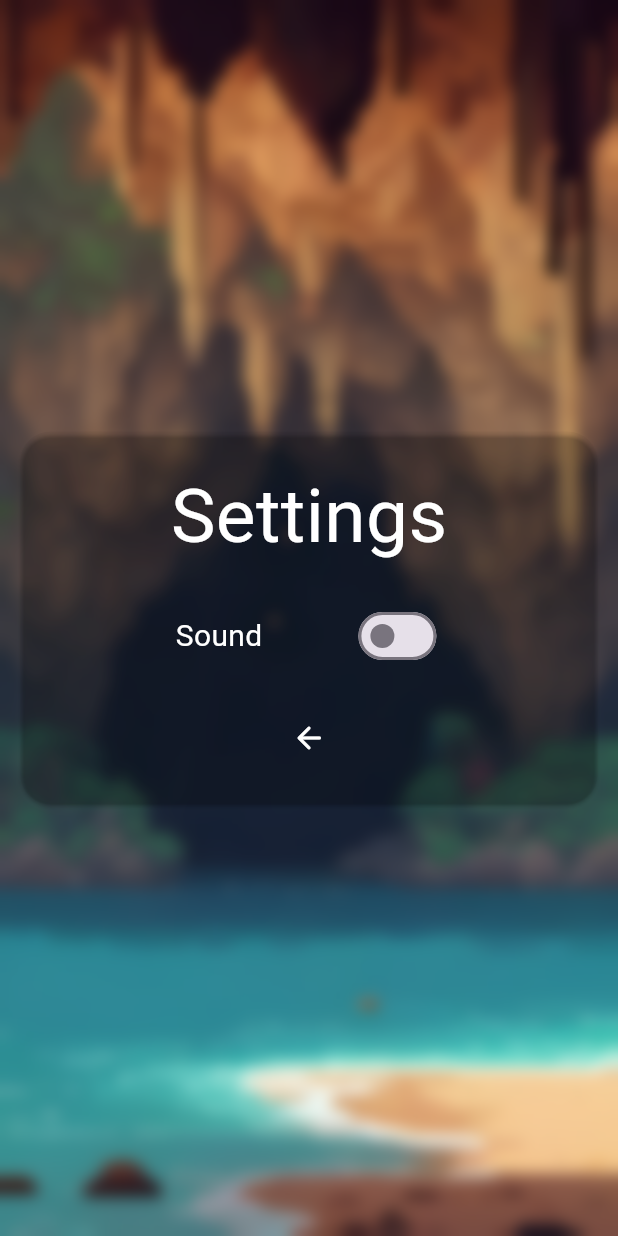
After one commit to ulumfr/sudirman-guerrilla-gambit, a Flutter app: the screen it shows once a user with an empty profile is signed in, after a tap on "Settings", on a phone screen of 412 x 824 dp. The commit adds this screen. Run offline on Flutter 3.47's test engine with Material 3 defaults, Android fonts, the light colour scheme and no system bars; our stand-ins replace cloud_firestore, firebase_auth, firebase_core, get; missing offline and left inert: flame, flame_audio, flame_tiled; accounts and stored records are empty; network calls fail.

Commit message:
update: fix position joystick, jump button, map2, settings (audio) and logout

```diff
--- a/lib/routes/app_pages.dart
+++ b/lib/routes/app_pages.dart
@@ -5,6 +5,7 @@ import 'package:sudirman_guerrilla_gambit/controllers/welcome/welcome_screen_con
 import 'package:sudirman_guerrilla_gambit/views/auth/screen/login_screen.dart';
 import 'package:sudirman_guerrilla_gambit/views/auth/screen/signup_screen.dart';
 import 'package:sudirman_guerrilla_gambit/views/game/menu_game.dart';
+import 'package:sudirman_guerrilla_gambit/views/game/settings_game.dart';
 import 'package:sudirman_guerrilla_gambit/views/game/sudirman_game.dart';
 import 'package:sudirman_guerrilla_gambit/views/welcome/welcome_screen.dart';
 
@@ -39,6 +40,14 @@ class AppRoutes {
       }),
     ),
     GetPage(
+      name: '/setting',
+      page: () => SettingsGame(),
+      binding: BindingsBuilder(() {
+        Get.lazyPut(() => SudirmanGameController());
+        Get.lazyPut(() => AuthController());
+      }),
+    ),
+    GetPage(
       name: '/game',
       page: () => SudirmanGame(),
       // binding: BindingsBuilder(() {
--- a/lib/views/game/menu_game.dart
+++ b/lib/views/game/menu_game.dart
@@ -4,10 +4,12 @@ import 'package:firebase_auth/firebase_auth.dart';
 import 'package:flutter/material.dart';
 import 'package:get/get.dart';
 import 'package:sudirman_guerrilla_gambit/constants.dart';
+import 'package:sudirman_guerrilla_gambit/controllers/auth/auth_controller.dart';
 import 'package:sudirman_guerrilla_gambit/controllers/game/sudirman_game_controller.dart';
 
 class MenuGame extends GetView<SudirmanGameController> {
   MenuGame({Key? key}) : super(key: key);
+  final AuthController conAuth = Get.find<AuthController>();
 
   final isloginUser = FirebaseAuth.instance.currentUser!;
   @override
@@ -17,7 +19,7 @@ class MenuGame extends GetView<SudirmanGameController> {
         decoration: const BoxDecoration(
           image: DecorationImage(
             image: AssetImage(
-              'assets/images/map/SudirmanAssets/example.png',
+              'assets/images/map/SudirmanAssets/cavemap2.png',
             ),
             fit: BoxFit.cover,
           ),
@@ -68,6 +70,30 @@ class MenuGame extends GetView<SudirmanGameController> {
                           ),
                         ),
                       ),
+                      GestureDetector(
+                        onTap: () {
+                          controller.goSetting();
+                        },
+                        child: const Text(
+                          'Settings',
+                          style: TextStyle(
+                            fontSize: 30,
+                            color: Global.whiteColor,
+                          ),
+                        ),
+                      ),
+                      GestureDetector(
+                        onTap: () {
+                          conAuth.logout();
+                        },
+                        child: const Text(
+                          'Logout',
+                          style: TextStyle(
+                            fontSize: 30,
+                            color: Global.whiteColor,
+                          ),
+                        ),
+                      ),
                     ],
                   ),
                 ),
--- /dev/null
+++ b/lib/views/game/settings_game.dart
@@ -0,0 +1,98 @@
+import 'dart:ui';
+import 'package:flame_audio/flame_audio.dart';
+import 'package:flutter/material.dart';
+import 'package:get/get.dart';
+import 'package:sudirman_guerrilla_gambit/constants.dart';
+
+class SettingsGame extends StatelessWidget {
+  SettingsGame({Key? key}) : super(key: key);
+
+  final RxBool isSoundOn = false.obs;
+
+  @override
+  Widget build(BuildContext context) {
+    return Scaffold(
+      body: Container(
+        decoration: const BoxDecoration(
+          image: DecorationImage(
+            image: AssetImage(
+              'assets/images/map/SudirmanAssets/cavemap2.png',
+            ),
+            fit: BoxFit.cover,
+          ),
+        ),
+        child: Center(
+          child: BackdropFilter(
+            filter: ImageFilter.blur(sigmaX: 5, sigmaY: 5),
+            child: Card(
+              shape: RoundedRectangleBorder(
+                borderRadius: BorderRadius.circular(20),
+              ),
+              color: Colors.transparent,
+              child: FittedBox(
+                fit: BoxFit.scaleDown,
+                child: Padding(
+                  padding: const EdgeInsets.symmetric(
+                    vertical: 20,
+                    horizontal: 100,
+                  ),
+                  child: Column(
+                    mainAxisAlignment: MainAxisAlignment.center,
+                    crossAxisAlignment: CrossAxisAlignment.center,
+                    children: [
+                      const Text(
+                        'Settings',
+                        style: TextStyle(
+                          fontSize: 50,
+                          color: Global.whiteColor,
+                        ),
+                      ),
+                      const SizedBox(height: 20),
+                      Row(
+                        mainAxisAlignment: MainAxisAlignment.spaceBetween,
+                        children: [
+                          const Text(
+                            'Sound',
+                            style: TextStyle(
+                              fontSize: 20,
+                              color: Global.whiteColor,
+                            ),
+                          ),
+                          const SizedBox(width: 60),
+                          Obx(
+                            () => Switch(
+                              value: isSoundOn.value,
+                              onChanged: (newValue) {
+                                isSoundOn.value = newValue;
+                                if (isSoundOn.value) {
+                                  FlameAudio.bgm.play('sound.mp3');
+                                } else {
+                                  FlameAudio.bgm.stop();
+                                }
+                              },
+                              activeColor: Global.gray1Color,
+                            ),
+                          ),
+                        ],
+                      ),
+                      const SizedBox(height: 20),
+                      IconButton(
+                        onPressed: () {
+                          Get.back();
+                        },
+                        icon: const Icon(
+                          Icons.arrow_back_rounded,
+                          color: Global.whiteColor,
+                        ),
+                      ),
+                    ],
+                  ),
+                ),
+              ),
+            ),
+          ),
+        ),
+      ),
+    );
+  }
+}
--- a/pubspec.yaml
+++ b/pubspec.yaml
@@ -60,6 +60,7 @@ flutter:
     - assets/images/characters/enemy/
     - assets/images/characters/friend/
     - assets/images/map/SudirmanAssets/
+    - assets/images/map/
     - assets/audio/
     - assets/tiles/
   # To add assets to your application, add an assets section, like this:
```
Also changed, not shown: lib/controllers/game/check_col.dart (+6 -6 lines), lib/controllers/game/components/jump_button_controller.dart (added, +36 -0 lines), lib/controllers/game/map_controller.dart (+8 -6 lines), lib/controllers/game/player_controller.dart (+79 -42 lines), lib/controllers/game/sudirman_game_controller.dart (+22 -10 lines), assets/images/map/SudirmanAssets/cavemap2.png (added), pubspec.lock, 2 other files.
